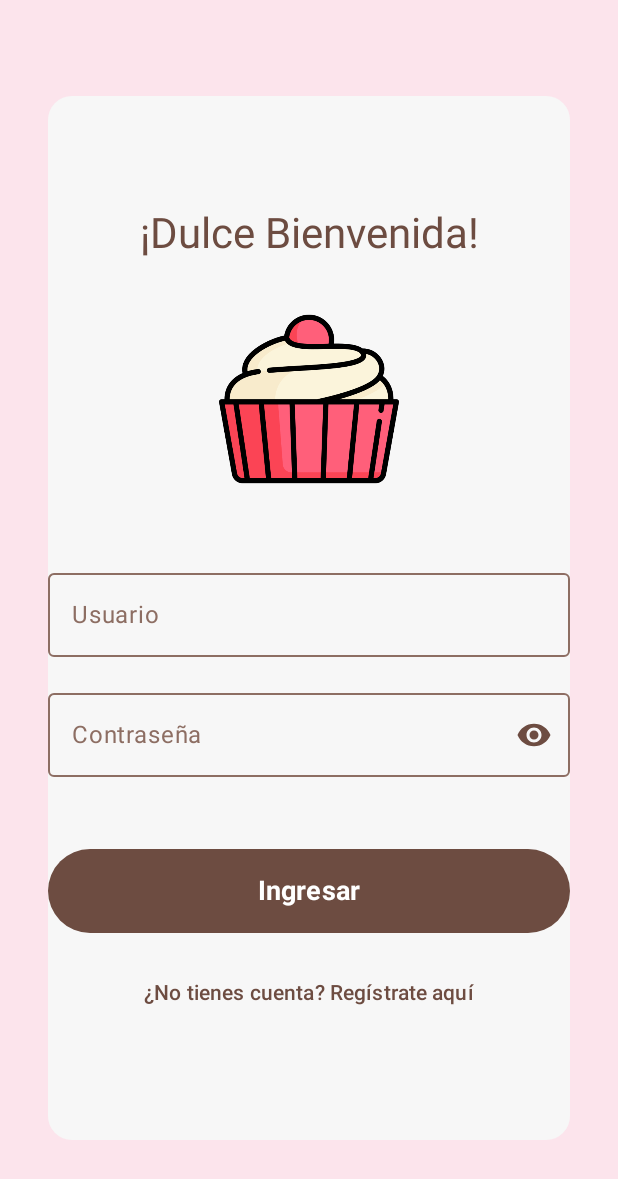
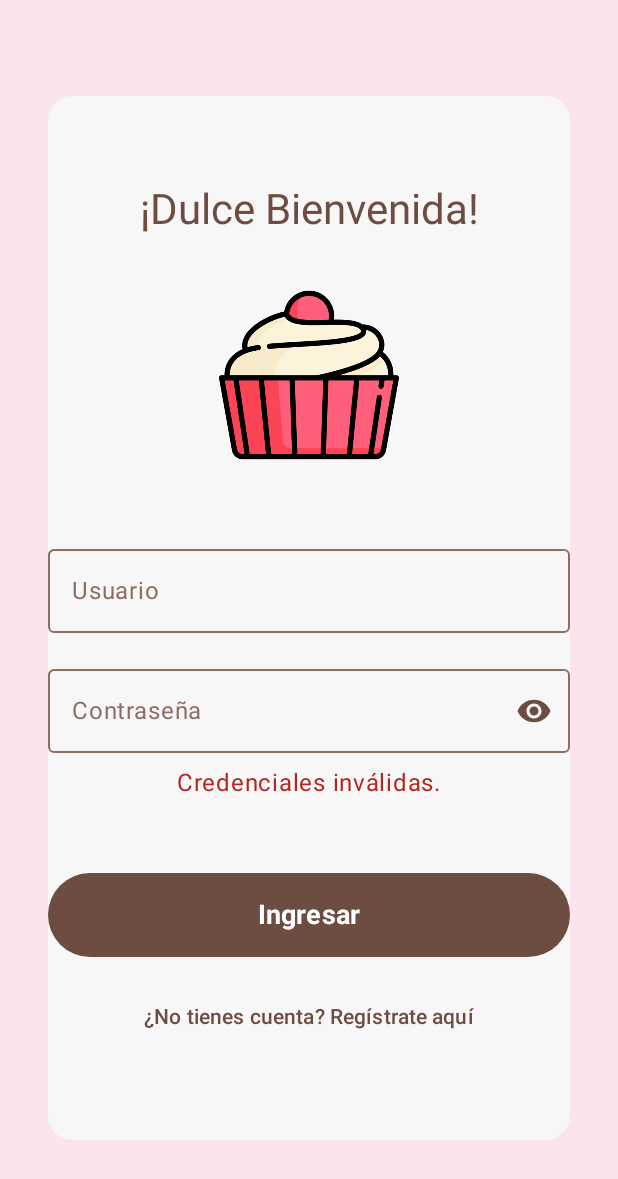
Before and after one commit to Llaitureo/TrabajoDDM, an Android app built with Jetpack Compose: the screen it shows after launch (MainActivity), after a tap on "Ingresar", on a phone screen of 412 x 824 dp. Shown: the top 1179 px of the screen. Run offline under Robolectric (Android 15) with nearby library versions, the phone set to English and light mode, and no system bars; our stand-ins replace Room's generated code.

Commit message:
arreglo credenciales invalidas

```diff
--- a/app/src/main/java/com/pasteleria/login/LoginScreen.kt
+++ b/app/src/main/java/com/pasteleria/login/LoginScreen.kt
@@ -45,7 +45,6 @@ import com.pasteleria.R
 import com.pasteleria.ui.theme.BlancoSuave
 import androidx.navigation.NavController
 import androidx.navigation.compose.rememberNavController
-import androidx.navigation.compose.rememberNavController
 import com.pasteleria.ui.login.LoginViewModel
 
 @Composable
@@ -66,17 +65,13 @@ fun BakeryLoginScreen(
         onBackground = primaryBrown,
         surface = Color.White,
         onSurface = primaryBrown,
-
         outline = hintTextColor
     )
 
-    val defaultTypography = Typography
     MaterialTheme(
         colorScheme = BakeryColorScheme
     ) {
         // --- ESTADO ---
-        var username by remember { mutableStateOf("") }
-        var password by remember { mutableStateOf("") }
         var showPassword by remember { mutableStateOf(false) }
 
         Surface(
@@ -173,6 +168,14 @@ fun BakeryLoginScreen(
                     )
                 )
 
+                vm.uiState.error?.let { error ->
+                    Text(
+                        text = error,
+                        color = MaterialTheme.colorScheme.error,
+                        modifier = Modifier.padding(top = 8.dp)
+                    )
+                }
+
                 Spacer(modifier = Modifier.height(48.dp))
 
                 // --- Botón de Login ---
```
